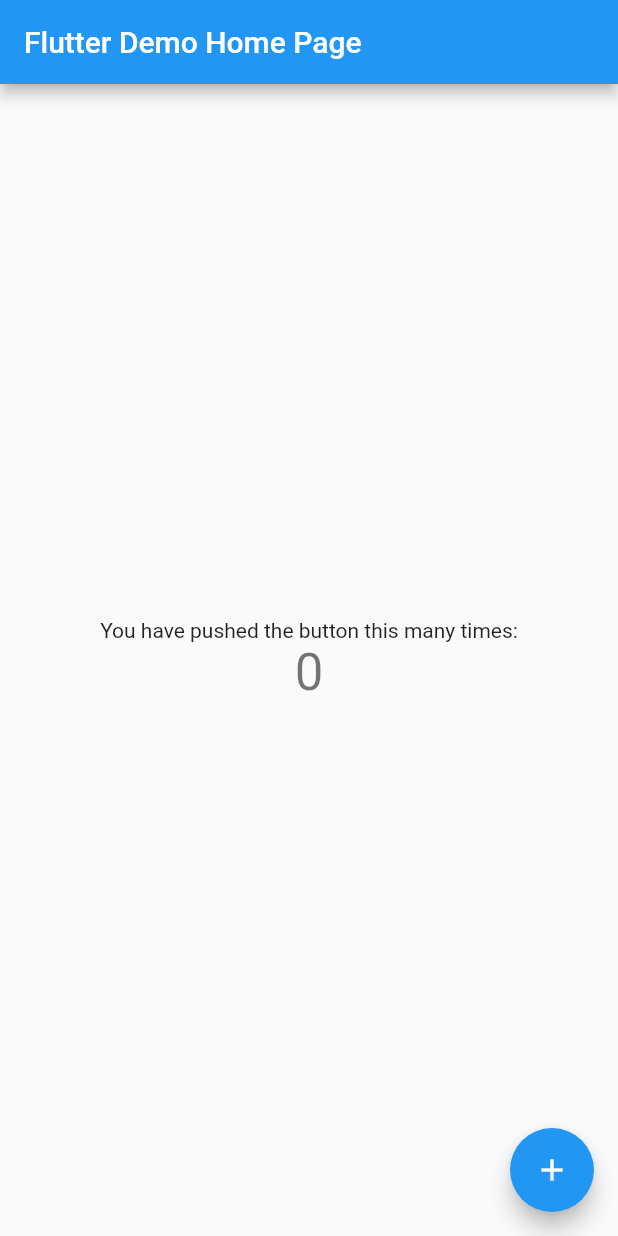
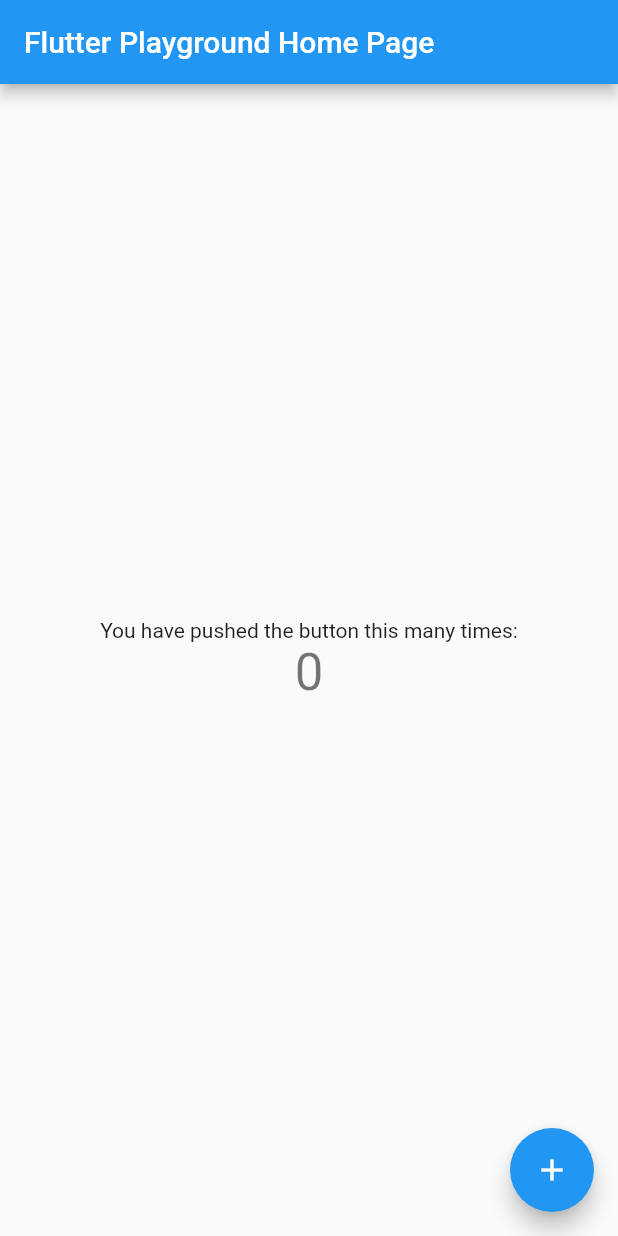
Before and after one commit to derosenfeld/flutter-playground, a Flutter app: the screen it shows after launch, on a phone screen of 412 x 824 dp. Run offline on Flutter 3.47's test engine with Material 2 defaults, Android fonts, the phone set to English and light mode, and no system bars.

Commit message:
update text

```diff
--- a/playground/lib/main.dart
+++ b/playground/lib/main.dart
@@ -24,7 +24,7 @@ class MyApp extends StatelessWidget {
         // is not restarted.
         primarySwatch: Colors.blue,
       ),
-      home: const MyHomePage(title: 'Flutter Demo Home Page'),
+      home: const MyHomePage(title: 'Flutter Playground Home Page'),
     );
   }
 }
```
